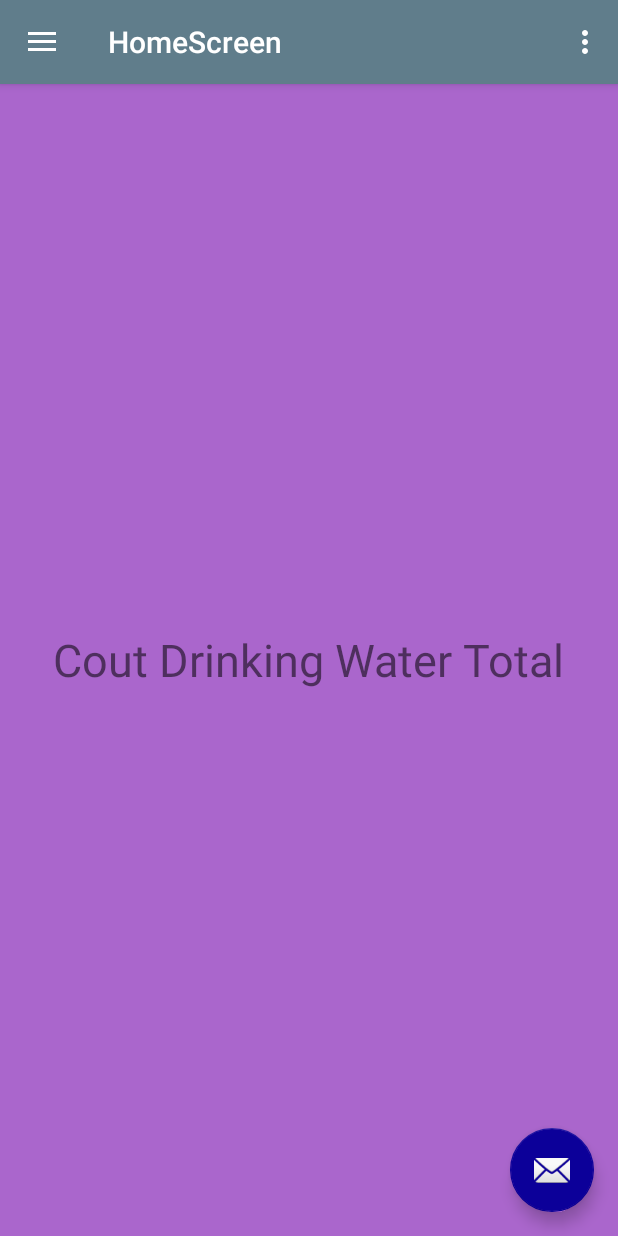
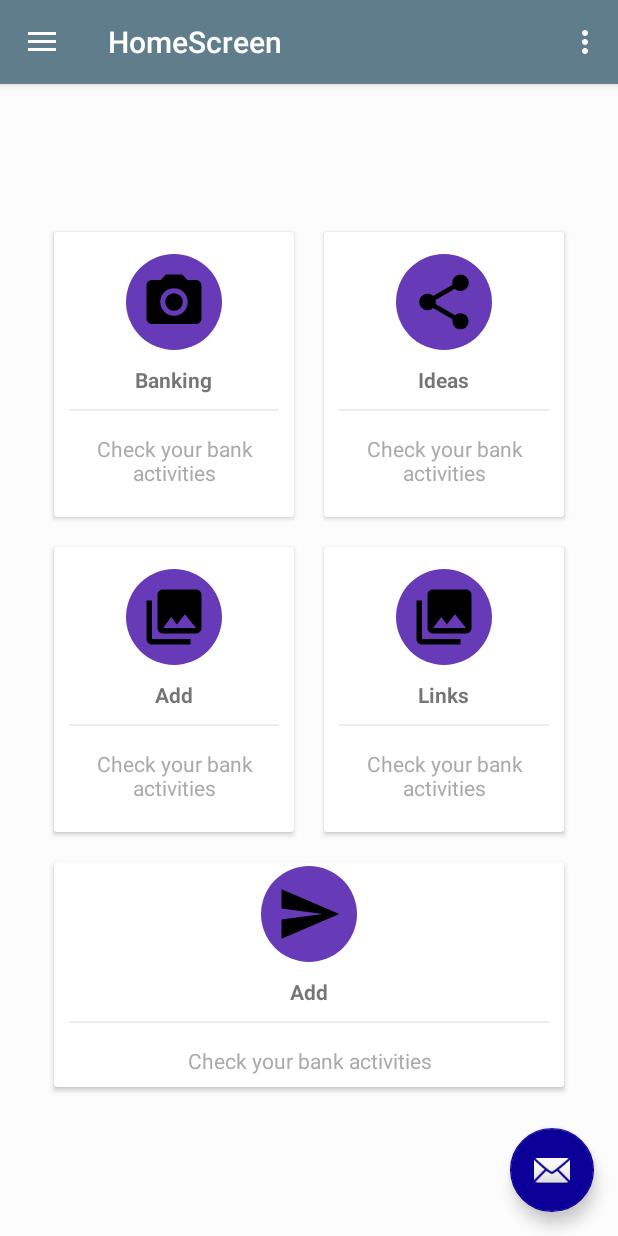
Before and after one commit to felixchanhk/HealthCorner, an Android app: the fragment DrinkWater_Fragment placed in its activity, in the options menu, after a tap on "Settings7", on a phone screen of 412 x 824 dp. Run offline under Robolectric (Android 15) with nearby library versions, the light colour scheme and no system bars; 2 statements that could not run were skipped.

Commit message:
add dashboard fragment layout

```diff
--- a/app/build.gradle
+++ b/app/build.gradle
@@ -24,6 +24,7 @@ dependencies {
     implementation 'com.android.support.constraint:constraint-layout:1.1.3'
     implementation 'com.google.code.gson:gson:2.8.5'
     implementation 'com.android.support:support-v4:28.0.0'
+    implementation 'com.android.support:cardview-v7:28.0.0'
     testImplementation 'junit:junit:4.12'
     androidTestImplementation 'com.android.support.test:runner:1.0.2'
     androidTestImplementation 'com.android.support.test.espresso:espresso-core:3.0.2'
--- a/app/src/main/java/com/example/healthcorner/HomeScreen.java
+++ b/app/src/main/java/com/example/healthcorner/HomeScreen.java
@@ -20,6 +20,7 @@ import android.view.Menu;
 import android.widget.TextView;
 
 import com.example.healthcorner.view.Bmi_Fragment;
+import com.example.healthcorner.view.Dashboard_Fragment;
 import com.example.healthcorner.view.DrinkWater_Fragment;
 
 
@@ -52,7 +53,7 @@ public class HomeScreen extends AppCompatActivity
 
         if( savedInstanceState == null){
             getSupportFragmentManager().beginTransaction().replace(R.id.fragment_container,
-                    new Bmi_Fragment()).commit();
+                    new Dashboard_Fragment()).commit();
             navigationView.setCheckedItem(R.id.nav_gallery);
         }
 
@@ -114,6 +115,8 @@ public class HomeScreen extends AppCompatActivity
 
         if (id == R.id.nav_home) {
             // Handle the camera action
+            getSupportFragmentManager().beginTransaction().replace(R.id.fragment_container,
+                    new Dashboard_Fragment()).commit();
             Log.e("action","nav_home");
         } else if (id == R.id.nav_gallery) {
             getSupportFragmentManager().beginTransaction().replace(R.id.fragment_container,
@@ -125,7 +128,11 @@ public class HomeScreen extends AppCompatActivity
         } else if (id == R.id.nav_tools) {
 
         } else if (id == R.id.nav_share) {
-
+            Intent sendIntent = new Intent();
+            sendIntent.setAction(Intent.ACTION_SEND);
+            sendIntent.putExtra(Intent.EXTRA_TEXT, "This is my text to send.");
+            sendIntent.setType("text/plain");
+            startActivity(sendIntent);
         } else if (id == R.id.nav_send) {
 
         }
--- /dev/null
+++ b/app/src/main/java/com/example/healthcorner/view/Dashboard_Fragment.java
@@ -0,0 +1,20 @@
+package com.example.healthcorner.view;
+
+import android.os.Bundle;
+import android.support.annotation.NonNull;
+import android.support.annotation.Nullable;
+import android.support.v4.app.Fragment;
+import android.view.LayoutInflater;
+import android.view.View;
+import android.view.ViewGroup;
+
+import com.example.healthcorner.R;
+
+public class Dashboard_Fragment extends Fragment {
+    @Nullable
+    @Override
+    public View onCreateView(@NonNull LayoutInflater inflater, @Nullable ViewGroup container, @Nullable Bundle savedInstanceState) {
+        return inflater.inflate(R.layout.fragment_dashboard, container, false);
+
+    }
+}
--- /dev/null
+++ b/app/src/main/res/drawable/cerclebackgroundpurple.xml
@@ -0,0 +1,4 @@
+<?xml version="1.0" encoding="utf-8"?>
+<shape android:shape="oval" xmlns:android="http://schemas.android.com/apk/res/android">
+    <solid android:color="@color/colorPurple"/>
+</shape>
--- /dev/null
+++ b/app/src/main/res/drawable/cercleshape.xml
@@ -0,0 +1,4 @@
+<?xml version="1.0" encoding="utf-8"?>
+<shape android:shape="oval" xmlns:android="http://schemas.android.com/apk/res/android">
+    <solid android:color="@color/colorAccent"/>
+</shape>
--- /dev/null
+++ b/app/src/main/res/drawable/ic_attach_money_black_24dp.xml
@@ -0,0 +1,4 @@
+<?xml version="1.0" encoding="utf-8"?>
+<selector xmlns:android="http://schemas.android.com/apk/res/android">
+
+</selector>
--- /dev/null
+++ b/app/src/main/res/layout/fragment_dashboard.xml
@@ -0,0 +1,235 @@
+<?xml version="1.0" encoding="utf-8"?>
+<LinearLayout
+    xmlns:android="http://schemas.android.com/apk/res/android"
+    xmlns:app="http://schemas.android.com/apk/res-auto"
+    xmlns:tools="http://schemas.android.com/tools"
+    android:layout_width="match_parent"
+    android:layout_height="match_parent"
+    android:orientation="vertical"
+    android:padding="10dp"
+    android:background="#fcfcfc"
+    android:gravity="center"
+    android:id="@+id/ll">
+    <LinearLayout
+        android:clipToPadding="false"
+        android:gravity="center"
+        android:orientation="horizontal"
+        android:layout_width="match_parent"
+        android:layout_height="wrap_content">
+        <android.support.v7.widget.CardView
+            android:foreground="?android:attr/selectableItemBackground"
+            android:clickable="true"
+            android:id="@+id/bankcardId"
+            android:layout_width="160dp"
+            android:layout_height="190dp"
+            android:layout_margin="10dp">
+            <LinearLayout
+                android:layout_width="match_parent"
+                android:layout_height="match_parent"
+                android:orientation="vertical"
+                android:gravity="center">
+                <ImageView
+                    android:layout_width="64dp"
+                    android:layout_height="64dp"
+                    android:background="@drawable/cerclebackgroundpurple"
+                    android:src="@drawable/ic_menu_camera"
+                    android:padding="10dp"/>
+                <TextView
+                    android:layout_width="wrap_content"
+                    android:layout_height="wrap_content"
+                    android:textStyle="bold"
+                    android:layout_marginTop="10dp"
+                    android:text="Banking"/>
+                <View
+                    android:layout_width="match_parent"
+                    android:layout_height="1dp"
+                    android:background="@color/lightgray"
+                    android:layout_margin="10dp"/>
+                <TextView
+                    android:layout_width="wrap_content"
+                    android:layout_height="wrap_content"
+                    android:gravity="center"
+                    android:text="Check your bank activities"
+                    android:padding="5dp"
+                    android:textColor="@android:color/darker_gray"/>
+
+            </LinearLayout>
+        </android.support.v7.widget.CardView>
+        <android.support.v7.widget.CardView
+            android:foreground="?android:attr/selectableItemBackground"
+            android:clickable="true"
+            android:layout_width="160dp"
+            android:layout_height="190dp"
+            android:layout_margin="10dp">
+            <LinearLayout
+                android:layout_width="match_parent"
+                android:layout_height="match_parent"
+                android:orientation="vertical"
+                android:gravity="center">
+                <ImageView
+                    android:layout_width="64dp"
+                    android:layout_height="64dp"
+                    android:background="@drawable/cerclebackgroundpurple"
+                    android:src="@drawable/ic_menu_share"
+                    android:padding="10dp"/>
+                <TextView
+                    android:layout_width="wrap_content"
+                    android:layout_height="wrap_content"
+                    android:textStyle="bold"
+                    android:layout_marginTop="10dp"
+                    android:text="Ideas"/>
+                <View
+                    android:layout_width="match_parent"
+                    android:layout_height="1dp"
+                    android:background="@color/lightgray"
+                    android:layout_margin="10dp"/>
+                <TextView
+                    android:layout_width="wrap_content"
+                    android:layout_height="wrap_content"
+                    android:gravity="center"
+                    android:text="Check your bank activities"
+                    android:padding="5dp"
+                    android:textColor="@android:color/darker_gray"/>
+
+            </LinearLayout>
+        </android.support.v7.widget.CardView>
+
+    </LinearLayout>
+    <LinearLayout
+        android:clipToPadding="false"
+        android:gravity="center"
+        android:orientation="horizontal"
+        android:layout_width="match_parent"
+        android:layout_height="wrap_content">
+        <android.support.v7.widget.CardView
+            android:foreground="?android:attr/selectableItemBackground"
+            android:clickable="true"
+            android:layout_width="160dp"
+            android:layout_height="190dp"
+            android:layout_margin="10dp">
+            <LinearLayout
+                android:layout_width="match_parent"
+                android:layout_height="match_parent"
+                android:orientation="vertical"
+                android:gravity="center">
+                <ImageView
+                    android:layout_width="64dp"
+                    android:layout_height="64dp"
+                    android:background="@drawable/cerclebackgroundpurple"
+                    android:src="@drawable/ic_menu_gallery"
+                    android:padding="10dp"/>
+                <TextView
+                    android:layout_width="wrap_content"
+                    android:layout_height="wrap_content"
+                    android:textStyle="bold"
+                    android:layout_marginTop="10dp"
+                    android:text="Add"/>
+                <View
+                    android:layout_width="match_parent"
+                    android:layout_height="1dp"
+                    android:background="@color/lightgray"
+                    android:layout_margin="10dp"/>
+                <TextView
+                    android:layout_width="wrap_content"
+                    android:layout_height="wrap_content"
+                    android:gravity="center"
+                    android:text="Check your bank activities"
+                    android:padding="5dp"
+                    android:textColor="@android:color/darker_gray"/>
+
+            </LinearLayout>
+        </android.support.v7.widget.CardView>
+        <android.support.v7.widget.CardView
+            android:foreground="?android:attr/selectableItemBackground"
+            android:clickable="true"
+            android:layout_width="160dp"
+            android:layout_height="190dp"
+            android:layout_margin="10dp">
+
+            <LinearLayout
+                android:layout_width="match_parent"
+                android:layout_height="match_parent"
+                android:gravity="center"
+                android:orientation="vertical">
+
+                <ImageView
+                    android:layout_width="64dp"
+                    android:layout_height="64dp"
+                    android:background="@drawable/cerclebackgroundpurple"
+                    android:padding="10dp"
+                    android:src="@drawable/ic_menu_gallery" />
+
+                <TextView
+                    android:layout_width="wrap_content"
+                    android:layout_height="wrap_content"
+                    android:layout_marginTop="10dp"
+                    android:text="Links"
+                    android:textStyle="bold" />
+
+                <View
+                    android:layout_width="match_parent"
+                    android:layout_height="1dp"
+                    android:layout_margin="10dp"
+                    android:background="@color/lightgray" />
+
+                <TextView
+                    android:layout_width="wrap_content"
+                    android:layout_height="wrap_content"
+                    android:gravity="center"
+                    android:padding="5dp"
+                    android:text="Check your bank activities"
+                    android:textColor="@android:color/darker_gray" />
+
+            </LinearLayout>
+        </android.support.v7.widget.CardView>
+
+    </LinearLayout>
+    <LinearLayout
+        android:clipToPadding="false"
+        android:gravity="center"
+        android:orientation="horizontal"
+        android:layout_width="match_parent"
+        android:layout_height="wrap_content">
+        <android.support.v7.widget.CardView
+            android:foreground="?android:attr/selectableItemBackground"
+            android:clickable="true"
+            android:layout_width="340dp"
+            android:layout_height="150dp"
+            android:layout_margin="10dp">
+            <LinearLayout
+
+                android:layout_width="match_parent"
+                android:layout_height="match_parent"
+                android:orientation="vertical"
+                android:gravity="center">
+                <ImageView
+                    android:layout_width="64dp"
+                    android:layout_height="64dp"
+                    android:background="@drawable/cerclebackgroundpurple"
+                    android:src="@drawable/ic_menu_send"
+                    android:padding="10dp"/>
+                <TextView
+                    android:layout_width="wrap_content"
+                    android:layout_height="wrap_content"
+                    android:textStyle="bold"
+                    android:layout_marginTop="10dp"
+                    android:text="Add"/>
+                <View
+                    android:layout_width="match_parent"
+                    android:layout_height="1dp"
+                    android:background="@color/lightgray"
+                    android:layout_margin="10dp"/>
+                <TextView
+                    android:layout_width="wrap_content"
+                    android:layout_height="wrap_content"
+                    android:gravity="center"
+                    android:text="Check your bank activities"
+                    android:padding="5dp"
+                    android:textColor="@android:color/darker_gray"/>
+
+            </LinearLayout>
+        </android.support.v7.widget.CardView>
+
+
+    </LinearLayout>
+</LinearLayout>
--- a/app/src/main/res/menu/activity_home_screen_drawer.xml
+++ b/app/src/main/res/menu/activity_home_screen_drawer.xml
@@ -7,19 +7,19 @@
         <item
             android:id="@+id/nav_home"
             android:icon="@drawable/ic_menu_camera"
-            android:title="@string/menu_home" />
+            android:title="@string/menu_dashboard" />
         <item
             android:id="@+id/nav_gallery"
             android:icon="@drawable/ic_menu_gallery"
-            android:title="@string/menu_gallery" />
+            android:title="@string/menu_bmi_calculator" />
         <item
             android:id="@+id/nav_slideshow"
             android:icon="@drawable/ic_menu_slideshow"
-            android:title="@string/menu_slideshow" />
+            android:title="@string/menu_water_counter" />
         <item
             android:id="@+id/nav_tools"
             android:icon="@drawable/ic_menu_manage"
-            android:title="@string/menu_tools" />
+            android:title="@string/menu_profile" />
     </group>
 
     <item android:title="Communicate">
--- a/app/src/main/res/values/colors.xml
+++ b/app/src/main/res/values/colors.xml
@@ -3,4 +3,15 @@
     <color name="colorPrimary">#607d8b</color>
     <color name="colorPrimaryDark">#455a64</color>
     <color name="colorAccent">#0c0099</color>
+    <color name="backgroundcolor">#fcfcfc</color>
+    <color name="lightgray">#ededed</color>
+    <color name="deeppurple">#7c4dff</color>
+    <color name="yello">#ffb300</color>
+    <color name="green">#00bfa5</color>
+    <color name="darkblue">#23283a</color>
+    <color name="testcolorblue">#152b38</color>
+    <color name="pink">#fe104d</color>
+
+    <color name="black_overlay">#66000000</color>
+    <color name="colorPurple">#673AB7</color>
 </resources>
--- a/app/src/main/res/values/strings.xml
+++ b/app/src/main/res/values/strings.xml
@@ -25,5 +25,21 @@
 
     <!-- TODO: Remove or change this placeholder text -->
     <string name="hello_blank_fragment">Hello blank fragment</string>
-    <string name="drink_water_fragment_content">Cout Drinking Water Total</string>
+    <string name="drink_water_fragment_content">Count Drinking Water Total</string>
+    <string name="BMI_title">Calculate BMI:</string>
+    <string name="BMI_intro">Enter the following information to calculate your BMI value</string>
+    <string name="BMI_submit">Calculate</string>
+    <string name="Enter_height">Enter height</string>
+    <string name="severely_underweight">severely underweight</string>
+    <string name="very_underweight">very underweight</string>
+    <string name="underweight">underweight</string>
+    <string name="normal_weight">normal weight</string>
+    <string name="over_weight">over weight</string>
+    <string name="first_class_obese">first class obese</string>
+    <string name="second_class_obese">second class obese</string>
+    <string name="third_class_obese">third class obese</string>
+    <string name="menu_bmi_calculator">BMI Calculator</string>
+    <string name="menu_water_counter">Water Counter</string>
+    <string name="menu_profile">Profile</string>
+    <string name="menu_dashboard">Dashboard</string>
 </resources>
```
